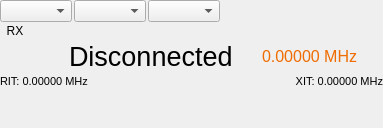
Before: the Qt Designer form ui/RigWidget.ui in foldynl/QLog, drawn with Qt 5.
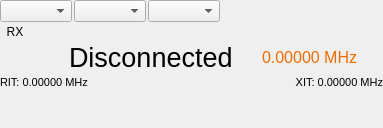
After: the same form once the commit is applied. Icons and pictures are not drawn. Custom widgets are drawn as their Qt base class.

Commit message: RigWidget: Guide, SOS and IBP moved next to the mode

```diff
--- a/ui/RigWidget.ui
+++ b/ui/RigWidget.ui
@@ -83,27 +83,6 @@
        </property>
       </spacer>
      </item>
-     <item>
-      <widget class="QLabel" name="bandmapGuideLabel">
-       <property name="text">
-        <string/>
-       </property>
-      </widget>
-     </item>
-     <item>
-      <widget class="QLabel" name="emergencyFrequencyLabel">
-       <property name="text">
-        <string/>
-       </property>
-      </widget>
-     </item>
-     <item>
-      <widget class="QLabel" name="ibpBeaconLabel">
-       <property name="text">
-        <string/>
-       </property>
-      </widget>
-     </item>
     </layout>
    </item>
    <item>
@@ -169,6 +148,60 @@
        </property>
       </widget>
      </item>
+     <item>
+      <widget class="QLabel" name="bandmapGuideLabel">
+       <property name="sizePolicy">
+        <sizepolicy hsizetype="Maximum" vsizetype="Preferred">
+         <horstretch>0</horstretch>
+         <verstretch>0</verstretch>
+        </sizepolicy>
+       </property>
+       <property name="font">
+        <font>
+         <pointsize>10</pointsize>
+        </font>
+       </property>
+       <property name="text">
+        <string/>
+       </property>
+      </widget>
+     </item>
+     <item>
+      <widget class="QLabel" name="emergencyFrequencyLabel">
+       <property name="sizePolicy">
+        <sizepolicy hsizetype="Maximum" vsizetype="Preferred">
+         <horstretch>0</horstretch>
+         <verstretch>0</verstretch>
+        </sizepolicy>
+       </property>
+       <property name="font">
+        <font>
+         <pointsize>10</pointsize>
+        </font>
+       </property>
+       <property name="text">
+        <string/>
+       </property>
+      </widget>
+     </item>
+     <item>
+      <widget class="QLabel" name="ibpBeaconLabel">
+       <property name="sizePolicy">
+        <sizepolicy hsizetype="Maximum" vsizetype="Preferred">
+         <horstretch>0</horstretch>
+         <verstretch>0</verstretch>
+        </sizepolicy>
+       </property>
+       <property name="font">
+        <font>
+         <pointsize>10</pointsize>
+        </font>
+       </property>
+       <property name="text">
+        <string/>
+       </property>
+      </widget>
+     </item>
     </layout>
    </item>
    <item>
```
Left out of the diff: 3 changed lines with no effect on the pictures.
